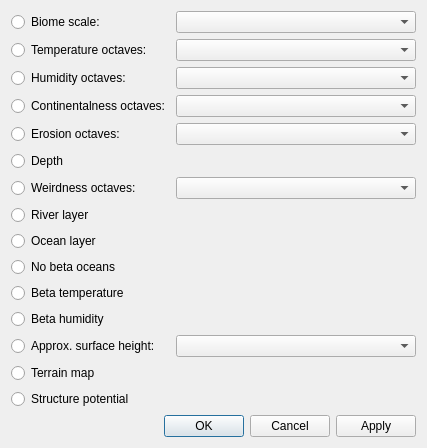
Before: the Qt Designer form src/layerdialog.ui in DUzzL/Seed-Atlas, drawn with Qt 5.
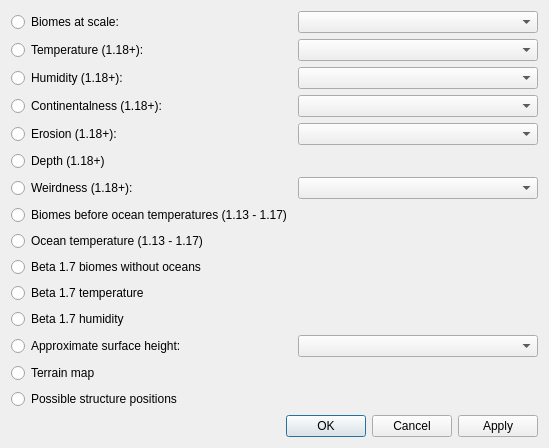
After: the same form once the commit is applied. Icons and pictures are not drawn. Custom widgets are drawn as their Qt base class.

Patch:
```diff
--- a/src/layerdialog.ui
+++ b/src/layerdialog.ui
@@ -45,21 +45,21 @@
    <item row="7" column="0">
     <widget class="QRadioButton" name="radioNoiseD">
      <property name="text">
-      <string>Depth</string>
+      <string>Depth (1.18+)</string>
      </property>
     </widget>
    </item>
    <item row="8" column="0">
     <widget class="QRadioButton" name="radioNoiseW">
      <property name="text">
-      <string>Weirdness octaves:</string>
+      <string>Weirdness (1.18+):</string>
      </property>
     </widget>
    </item>
    <item row="0" column="0">
     <widget class="QRadioButton" name="radioBiomes">
      <property name="text">
-      <string>Biome scale:</string>
+      <string>Biomes at scale:</string>
      </property>
     </widget>
    </item>
@@ -86,14 +86,14 @@
    <item row="3" column="0">
     <widget class="QRadioButton" name="radioNoiseT">
      <property name="text">
-      <string>Temperature octaves:</string>
+      <string>Temperature (1.18+):</string>
      </property>
     </widget>
    </item>
    <item row="10" column="0">
     <widget class="QRadioButton" name="radioOcean">
      <property name="text">
-      <string>Ocean layer</string>
+      <string>Ocean temperature (1.13 - 1.17)</string>
      </property>
     </widget>
    </item>
@@ -110,7 +110,7 @@
    <item row="14" column="0">
     <widget class="QRadioButton" name="radioHeight">
      <property name="text">
-      <string>Approx. surface height:</string>
+      <string>Approximate surface height:</string>
      </property>
     </widget>
    </item>
@@ -127,14 +127,14 @@
    <item row="11" column="0">
     <widget class="QRadioButton" name="radioNoOcean">
      <property name="text">
-      <string>No beta oceans</string>
+      <string>Beta 1.7 biomes without oceans</string>
      </property>
     </widget>
    </item>
    <item row="5" column="0">
     <widget class="QRadioButton" name="radioNoiseC">
      <property name="text">
-      <string>Continentalness octaves:</string>
+      <string>Continentalness (1.18+):</string>
      </property>
     </widget>
    </item>
@@ -148,21 +148,21 @@
    <item row="16" column="0">
     <widget class="QRadioButton" name="radioStruct">
      <property name="text">
-      <string>Structure potential</string>
+      <string>Possible structure positions</string>
      </property>
     </widget>
    </item>
    <item row="6" column="0">
     <widget class="QRadioButton" name="radioNoiseE">
      <property name="text">
-      <string>Erosion octaves:</string>
+      <string>Erosion (1.18+):</string>
      </property>
     </widget>
    </item>
    <item row="9" column="0">
     <widget class="QRadioButton" name="radioRiver">
      <property name="text">
-      <string>River layer</string>
+      <string>Biomes before ocean temperatures (1.13 - 1.17)</string>
      </property>
     </widget>
    </item>
@@ -189,21 +189,21 @@
    <item row="4" column="0">
     <widget class="QRadioButton" name="radioNoiseH">
      <property name="text">
-      <string>Humidity octaves:</string>
+      <string>Humidity (1.18+):</string>
      </property>
     </widget>
    </item>
    <item row="12" column="0">
     <widget class="QRadioButton" name="radioBetaT">
      <property name="text">
-      <string>Beta temperature</string>
+      <string>Beta 1.7 temperature</string>
      </property>
     </widget>
    </item>
    <item row="13" column="0">
     <widget class="QRadioButton" name="radioBetaH">
      <property name="text">
-      <string>Beta humidity</string>
+      <string>Beta 1.7 humidity</string>
      </property>
     </widget>
    </item>
```
Left out of the diff: 44 changed lines with no effect on the pictures.
